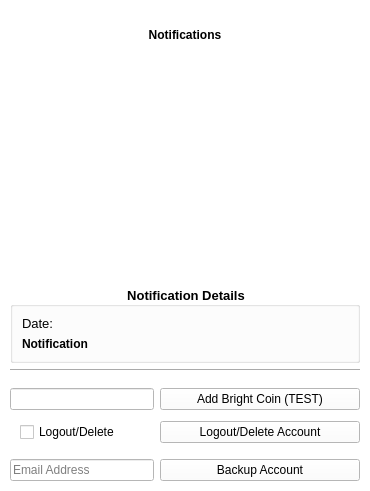
Before: the Qt Designer form ThresHoDLApp/notificationsandsettingsview.ui in isaidnocookies/Threshodl-Wallet, drawn with Qt 5.
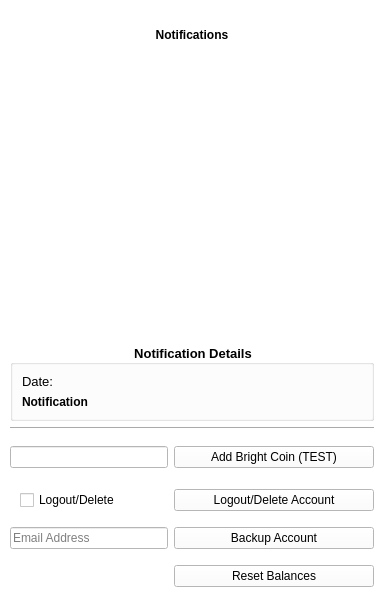
After: the same form once the commit is applied. Icons and pictures are not drawn.

The edit to the form file:
```diff
--- a/ThresHoDLApp/notificationsandsettingsview.ui
+++ b/ThresHoDLApp/notificationsandsettingsview.ui
@@ -6,8 +6,8 @@
    <rect>
     <x>0</x>
     <y>0</y>
-    <width>370</width>
-    <height>491</height>
+    <width>384</width>
+    <height>597</height>
    </rect>
   </property>
   <property name="windowTitle">
@@ -310,7 +310,7 @@
      <item>
       <layout class="QHBoxLayout" name="horizontalLayout_3">
        <property name="topMargin">
-        <number>0</number>
+        <number>10</number>
        </property>
        <item>
         <spacer name="horizontalSpacer_2">
@@ -401,6 +401,45 @@
        </item>
       </layout>
      </item>
+     <item>
+      <layout class="QHBoxLayout" name="horizontalLayout_5">
+       <property name="topMargin">
+        <number>10</number>
+       </property>
+       <item>
+        <spacer name="horizontalSpacer_3">
+         <property name="orientation">
+          <enum>Qt::Horizontal</enum>
+         </property>
+         <property name="sizeHint" stdset="0">
+          <size>
+           <width>40</width>
+           <height>20</height>
+          </size>
+         </property>
+        </spacer>
+       </item>
+       <item>
+        <widget class="QPushButton" name="resetBalancePushButton">
+         <property name="sizePolicy">
+          <sizepolicy hsizetype="Fixed" vsizetype="Fixed">
+           <horstretch>0</horstretch>
+           <verstretch>0</verstretch>
+          </sizepolicy>
+         </property>
+         <property name="minimumSize">
+          <size>
+           <width>200</width>
+           <height>0</height>
+          </size>
+         </property>
+         <property name="text">
+          <string>Reset Balances</string>
+         </property>
+        </widget>
+       </item>
+      </layout>
+     </item>
      <item>
       <spacer name="verticalSpacer">
        <property name="orientation">
```
